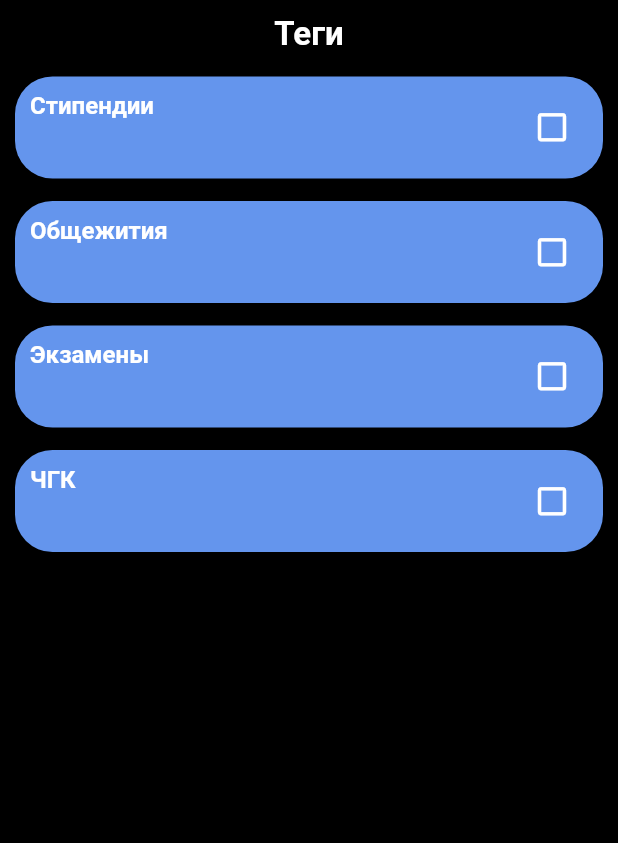
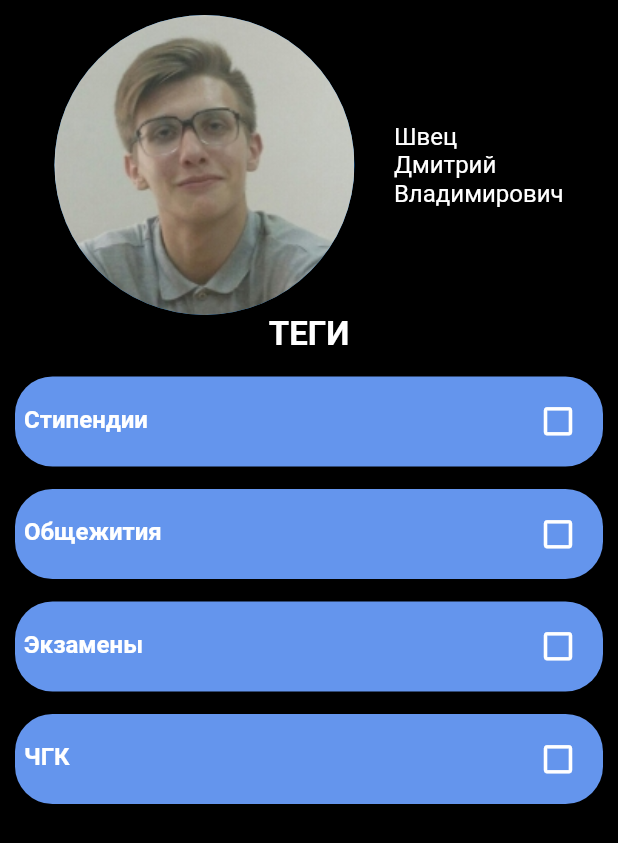
Before and after one commit to AndreyKondakovGW/Project-Sbornik-Pervokursnika-, a Flutter app: the ProfilePage screen opened directly, on a phone screen of 412 x 824 dp. Shown: the top 843 px of the screen. Run offline on Flutter 3.47's test engine with Material 2 defaults, Android fonts, the phone set to English and light mode, and no system bars; our stand-ins replace bloc, flutter_bloc, flutter_snake_navigationbar; Roboto replaces fonts that are missing (Tahoma).

Commit message:
Profil studenta
Изменен страница ProfilePage
Добавлены виджеты для отображения фио, фото, тегов
Содные модели данных для фио

```diff
--- a/lib/main.dart
+++ b/lib/main.dart
@@ -12,7 +12,7 @@ class MyApp extends StatelessWidget {
   @override
   Widget build(BuildContext context) {
     return MaterialApp(
-      initialRoute: '/login',
+      initialRoute: '/home',
       routes: {
         '/login': (BuildContext context) => LoginRegestrationPage(),
         '/home': (BuildContext context) => NavPage(),
--- /dev/null
+++ b/lib/pages/Profile/ProfileFIO.dart
@@ -0,0 +1,32 @@
+import 'package:flutter/material.dart';
+import 'model/Students.dart';
+
+class ProfileFio extends StatelessWidget{
+
+  final StudentsFIO studentsFIO;
+  TextStyle _style(){
+    return TextStyle(
+        fontFamily: 'Tahoma',
+        fontSize: 16,
+        fontWeight: FontWeight.normal,
+        color: Colors.white
+    );
+  }
+  const ProfileFio({this.studentsFIO});
+
+  @override
+  Widget build(BuildContext context) {
+    return Container(
+        child: Column(
+          crossAxisAlignment: CrossAxisAlignment.start,
+          children: [
+            Text(studentsFIO.lastndname, style: _style()),
+            Text(studentsFIO.firstname, style: _style()),
+            Text(studentsFIO.midletname, style: _style()),
+          ],
+        ),
+    );
+
+  }
+
+}
--- a/lib/pages/Profile/ProfilePage.dart
+++ b/lib/pages/Profile/ProfilePage.dart
@@ -1,25 +1,43 @@
 import 'package:flutter/material.dart';
-import 'TegItem.dart';
-
-var arraytegs = [
-  TegItem(text: 'Стипендии'),
-  TegItem(text: 'Общежития'),
-  TegItem(text: 'Экзамены'),
-  TegItem(text: 'ЧГК')
-];
-
+import 'ProfilePhoto.dart';
+import 'ProfileFIO.dart';
+import 'data/massOfStudents.dart';
+import 'TegItemWidget.dart';
+//////////////////////////////////////////
+//
+// ГЛАВНЫЙ ВИДЖЕТ СТРАНИЦЫ ПРОФИЛЬ
+// TegItemWidget - ВИДЖЕТ ВЫБОРА ТЕГОВ
+//
+// StudentPhoto - ВИДЖЕТ ДЛЯ ФОТКИ СТУДЕНТА
+// принимает аргументом имя файла в папке ассет
+//
+// ProfileFio - ВИДЖЕТ ДЛЯ ФИО СТУДЕНТА
+// принимает парметр StudentsFIO описанный в файле Student.dart
+//
+/////////////////////////////////////////
 class ProfilePage extends StatelessWidget {
+  // final StudentInfo = StudentsMass.map((post) => ProfileFio(post)).toList();
   @override
   Widget build(BuildContext context) {
     return Scaffold(
       backgroundColor: Colors.black,
-        body: Container(
+      body: ListView(children: [
+        Container(
           color: Colors.black,
           padding: EdgeInsets.all(10),
           child: Column(
             children: [
+              Row(
+                mainAxisAlignment: MainAxisAlignment.spaceEvenly,
+                children: [
+                  StudentPhoto(NameImage: 'profilephoto'),
+                  ProfileFio(
+                    studentsFIO: StudentsMass[0],
+                  ),
+                ],
+              ),
               Container(
-                    child: Text('Теги',
+                  child: Text('ТЕГИ',
                       style: TextStyle(
                           color: Colors.white,
                           fontWeight: FontWeight.bold,
@@ -29,72 +47,9 @@ class ProfilePage extends StatelessWidget {
                       .map((listItem) => TegItemWidget(listItem))
                       .toList()),
             ],
-            )));
-  }
-}
-
-class TegItemWidget extends StatelessWidget {
-  final TegItem data;
-  TegItemWidget(this.data);
-
-  Widget build(BuildContext context) {
-    return Column(
-      children: [
-        SizedBox(height: 15),
-        Row(children: [
-          Expanded(
-            child: Container(
-              decoration: BoxDecoration(
-                  color: Color.fromRGBO(100, 149, 237, 30),
-                  borderRadius: BorderRadius.all(Radius.circular(25))),
-              padding: EdgeInsets.all(10),
-              child: Stack(children: [
-                Container(
-                  alignment: Alignment.centerLeft,
-                  child: Text(data.text,
-                      style: TextStyle(
-                          color: Colors.white,
-                          fontWeight: FontWeight.bold,
-                          fontSize: 16)),
-                ),
-                CheckWidget(),
-              ]),
           ),
         ),
       ]),
-      ],
     );
   }
 }
-
-class CheckWidget extends StatefulWidget {
-  @override
-  _CheckWidgetState createState() => _CheckWidgetState();
-}
-
-class _CheckWidgetState extends State<CheckWidget> {
-  bool _isCheck = false;
-  @override
-  Widget build(BuildContext context) {
-    return Container(
-      alignment: Alignment.centerRight,
-      child: IconButton(
-        icon: (_isCheck
-            ? Icon(Icons.check_box, size: 25)
-            : Icon(Icons.check_box_outline_blank, size: 25)),
-        onPressed: _tapCheck,
-        color: Colors.white,
-      ),
-    );
-  }
-
-  void _tapCheck() {
-    setState(() {
-      if (_isCheck) {
-        _isCheck = false;
-      } else {
-        _isCheck = true;
-      }
-    });
-  }
-}
--- /dev/null
+++ b/lib/pages/Profile/ProfilePhoto.dart
@@ -0,0 +1,17 @@
+import 'package:flutter/material.dart';
+import 'package:flutter/rendering.dart';
+
+class StudentPhoto extends StatelessWidget{
+  final String NameImage;
+
+  StudentPhoto({this.NameImage});
+
+  @override
+  Widget build(BuildContext context) {
+    return CircleAvatar(
+      backgroundImage: AssetImage('assets/images/$NameImage.jpg'),
+      radius: 100,
+
+    );
+  }
+}
--- /dev/null
+++ b/lib/pages/Profile/TegItemWidget.dart
@@ -0,0 +1,75 @@
+import 'package:flutter/cupertino.dart';
+import 'package:flutter/material.dart';
+import 'model/TegItem.dart';
+
+var arraytegs = [
+  TegItem(text: 'Стипендии'),
+  TegItem(text: 'Общежития'),
+  TegItem(text: 'Экзамены'),
+  TegItem(text: 'ЧГК')
+];
+class TegItemWidget extends StatelessWidget {
+  final TegItem data;
+  TegItemWidget(this.data);
+
+  Widget build(BuildContext context) {
+    return Column(
+      children: [
+        SizedBox(height: 15),
+        Row(children: [
+          Expanded(
+            child: Container(
+              decoration: BoxDecoration(
+                  color: Color.fromRGBO(100, 149, 237, 30),
+                  borderRadius: BorderRadius.all(Radius.circular(25))),
+              padding: EdgeInsets.all(6),
+              child: Stack(children: [
+                Container(padding: EdgeInsets.only(top: 13),
+                  alignment: Alignment.centerLeft,
+                  child: Text(data.text,
+                      style: TextStyle(
+                          color: Colors.white,
+                          fontWeight: FontWeight.bold,
+                          fontSize: 16)),
+                ),
+                CheckWidget(),
+              ]),
+            ),
+          ),
+        ]),
+      ],
+    );
+  }
+}
+
+class CheckWidget extends StatefulWidget {
+  @override
+  _CheckWidgetState createState() => _CheckWidgetState();
+}
+
+class _CheckWidgetState extends State<CheckWidget> {
+  bool _isCheck = false;
+  @override
+  Widget build(BuildContext context) {
+    return Container(
+      alignment: Alignment.centerRight,
+      child: IconButton(
+        icon: (_isCheck
+            ? Icon(Icons.check_box, size: 25)
+            : Icon(Icons.check_box_outline_blank, size: 25)),
+        onPressed: _tapCheck,
+        color: Colors.white,
+      ),
+    );
+  }
+
+  void _tapCheck() {
+    setState(() {
+      if (_isCheck) {
+        _isCheck = false;
+      } else {
+        _isCheck = true;
+      }
+    });
+  }
+}
--- /dev/null
+++ b/lib/pages/Profile/data/massOfStudents.dart
@@ -0,0 +1,9 @@
+import '../model/Students.dart';
+
+var StudentsMass = [
+StudentsFIO (
+    firstname:'Дмитрий',
+    lastndname:'Швец',
+    midletname:'Владимирович',
+),
+];
--- /dev/null
+++ b/lib/pages/Profile/model/Students.dart
@@ -0,0 +1,12 @@
+//ХРАНИТ ФИО СТУДЕНТА
+class StudentsFIO {
+  //ИМЯ
+  final String firstname;
+  //ФАМИЛИЯ
+  final String lastndname;
+  //ОТЧЕСТВО
+  final String midletname;
+
+  StudentsFIO({this.firstname, this.lastndname, this.midletname});
+
+}
```
Also changed, not shown: assets/images/profilephoto.jpg (added), lib/pages/Profile/model/TegItem.dart (renamed from lib/pages/Profile/TegItem.dart). Lines whose indentation alone changed are shown as unchanged.
